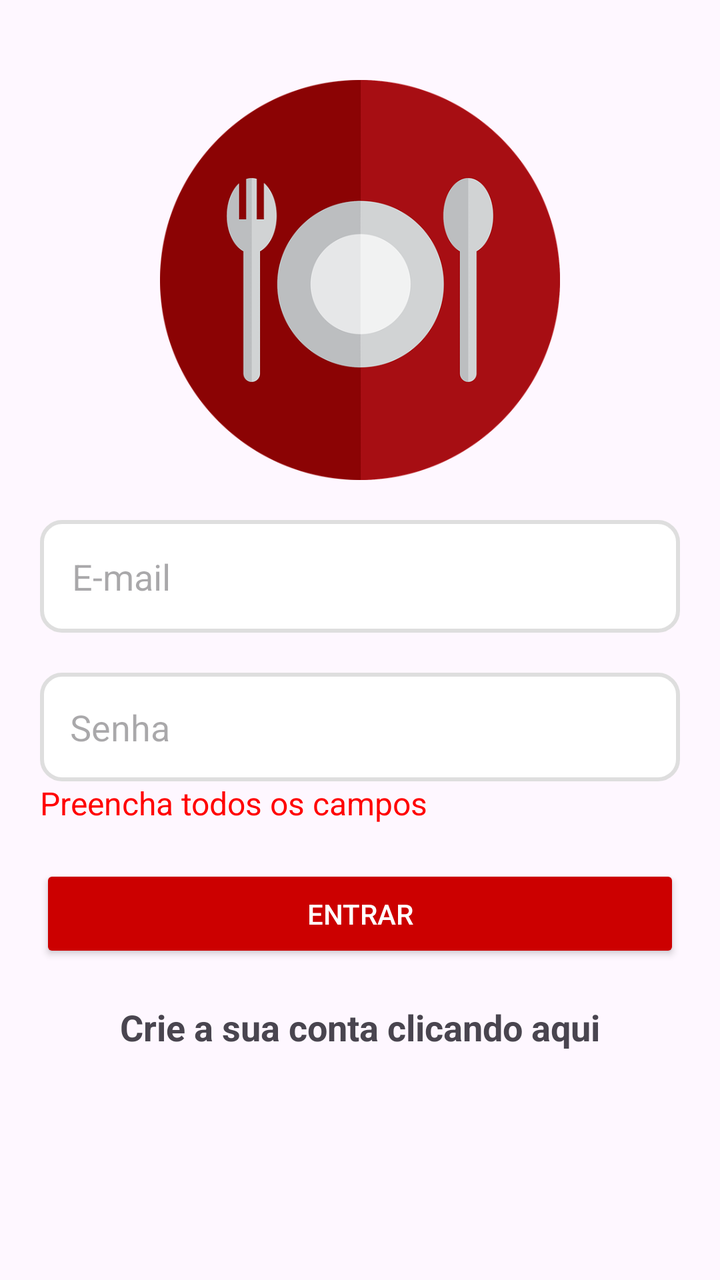
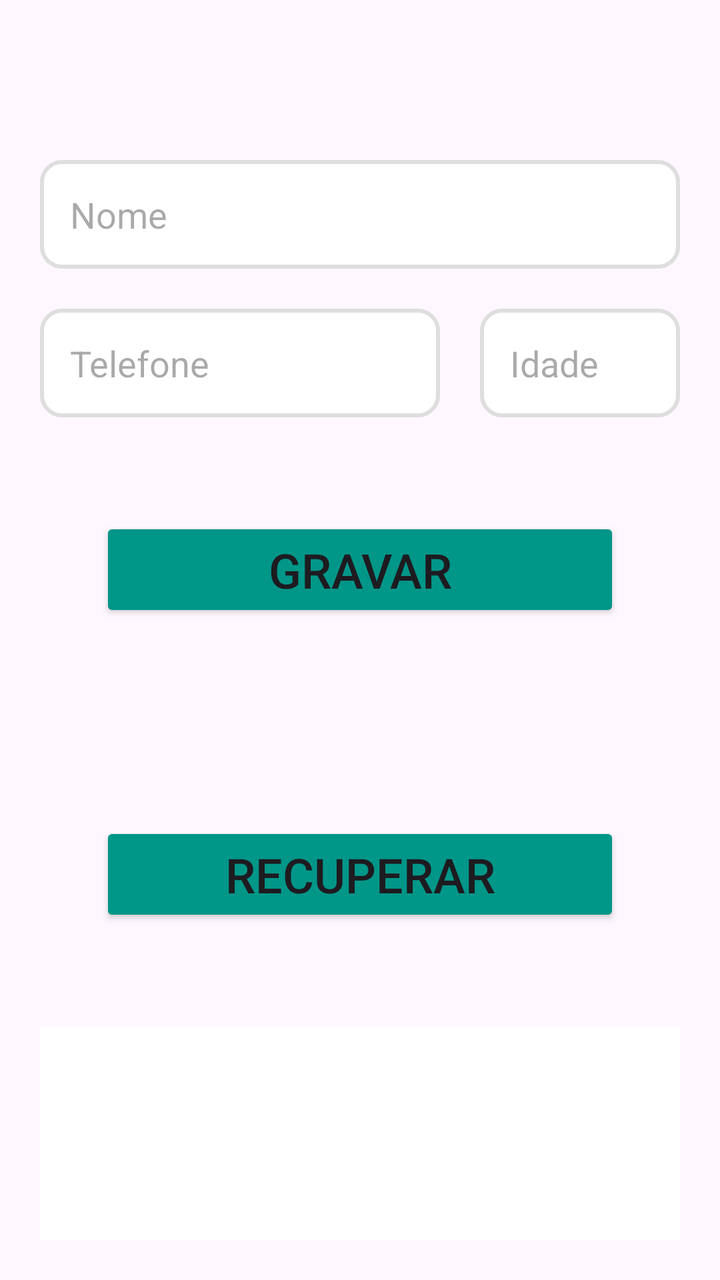

Screens rendered from an Android XML layout before and after an edit, with the pre-edit source and the edit as a unified diff.
<!-- AndroidManifest.xml: application theme Theme.EtimPamILuizQuadrosAppDelivery -->
<!-- res/layout/activity_main.xml -->
<?xml version="1.0" encoding="utf-8"?>
<LinearLayout xmlns:android="http://schemas.android.com/apk/res/android"
    xmlns:app="http://schemas.android.com/apk/res-auto"
    xmlns:tools="http://schemas.android.com/tools"
    android:id="@+id/main"
    android:orientation="vertical"
    android:layout_width="match_parent"
    android:layout_height="match_parent"
    tools:context=".MainActivity">

    <ImageView android:id="@+id/logo"
        android:layout_width="200dp"
        android:layout_height="200dp"
        android:src="@drawable/logo"
        android:layout_gravity="center"
        android:layout_marginTop="40dp" />

    <EditText android:id="@+id/edt_email"
        android:layout_width="match_parent"
        android:layout_height="wrap_content"
        android:hint="E-mail"
        android:padding="16dp"
        android:maxLines="1"
        android:background="@drawable/borda"
        android:layout_marginTop="20dp"
        android:layout_marginEnd="20dp"
        android:layout_marginStart="20dp" />

    <EditText android:id="@+id/edt_senha"
        android:layout_width="match_parent"
        android:layout_height="wrap_content"
        android:hint="Senha"
        android:padding="15dp"
        android:maxLines="1"
        android:background="@drawable/borda"
        android:layout_marginTop="20dp"
        android:layout_marginEnd="20dp"
        android:layout_marginStart="20dp" />

    <TextView android:id="@+id/txt_mensagem_erro"
        android:layout_width="wrap_content"
        android:layout_height="wrap_content"
        android:textSize="16sp"
        android:text="Preencha todos os campos"
        android:layout_marginStart="20dp"
        android:textColor="@color/red"/>

    <Button android:id="@+id/btn_entrar"
        android:layout_width="match_parent"
        android:layout_height="wrap_content"
        android:backgroundTint="@color/dark_red"
        android:textColor="@color/white"
        android:text="ENTRAR"
        android:padding="15dp"
        android:layout_margin="20dp"
        app:cornerRadius="6dp" />

    <TextView android:id="@+id/txt_criar_conta"
        android:layout_width="wrap_content"
        android:layout_height="wrap_content"
        android:text="Crie a sua conta clicando aqui"
        android:textSize="18sp"
        android:textStyle="bold"
        android:layout_gravity="center" />

    <ProgressBar android:id="@+id/progress_bar"
        android:layout_width="wrap_content"
        android:layout_height="wrap_content"
        android:layout_gravity="center"
        android:layout_marginTop="20dp"
        android:indeterminateTint="@color/red" />
</LinearLayout>
<!-- resources referenced by this layout -->
<resources>
  <color name="dark_red">#cc0000</color>
  <color name="red">#FF0000</color>
  <color name="white">#FFFFFFFF</color>
  <!-- drawable borda (drawable) -->
  <?xml version="1.0" encoding="utf-8"?>
  <shape xmlns:android="http://schemas.android.com/apk/res/android">
      <solid android:color="@color/white" />
      <corners android:radius="10dp" />
      <stroke android:color="@color/grey" android:width="2dp" />
  </shape>
  <!-- drawable logo: png bitmap (drawable, 55265 bytes) -->
  <style name="Theme.EtimPamILuizQuadrosAppDelivery" parent="Base.Theme.EtimPamILuizQuadrosAppDelivery" />
  <color name="grey">#DEDEDE</color>
  <style name="Base.Theme.EtimPamILuizQuadrosAppDelivery" parent="Theme.Material3.DayNight.NoActionBar">
          
          
      </style>
</resources>

<!-- the commit's change to res/layout/activity_main.xml (unified diff, before → after) -->
@@ -3,70 +3,71 @@
     xmlns:app="http://schemas.android.com/apk/res-auto"
     xmlns:tools="http://schemas.android.com/tools"
     android:id="@+id/main"
-    android:orientation="vertical"
     android:layout_width="match_parent"
     android:layout_height="match_parent"
+    android:orientation="vertical"
     tools:context=".MainActivity">
 
-    <ImageView android:id="@+id/logo"
-        android:layout_width="200dp"
-        android:layout_height="200dp"
-        android:src="@drawable/logo"
-        android:layout_gravity="center"
-        android:layout_marginTop="40dp" />
-
-    <EditText android:id="@+id/edt_email"
+    <EditText android:id="@+id/edtNome"
+        android:layout_marginStart="20dp"
+        android:layout_marginEnd="20dp"
         android:layout_width="match_parent"
         android:layout_height="wrap_content"
-        android:hint="E-mail"
-        android:padding="16dp"
-        android:maxLines="1"
+        android:layout_marginTop="80dp"
         android:background="@drawable/borda"
-        android:layout_marginTop="20dp"
-        android:layout_marginEnd="20dp"
-        android:layout_marginStart="20dp" />
+        android:hint="Nome"
+        android:padding="15dp" />
 
-    <EditText android:id="@+id/edt_senha"
+    <LinearLayout
         android:layout_width="match_parent"
         android:layout_height="wrap_content"
-        android:hint="Senha"
-        android:padding="15dp"
-        android:maxLines="1"
-        android:background="@drawable/borda"
-        android:layout_marginTop="20dp"
-        android:layout_marginEnd="20dp"
-        android:layout_marginStart="20dp" />
+        android:orientation="horizontal"
+        >
 
-    <TextView android:id="@+id/txt_mensagem_erro"
-        android:layout_width="wrap_content"
-        android:layout_height="wrap_content"
-        android:textSize="16sp"
-        android:text="Preencha todos os campos"
-        android:layout_marginStart="20dp"
-        android:textColor="@color/red"/>
+        <EditText android:id="@+id/edtTelefone"
+            android:layout_width="200dp"
+            android:layout_height="wrap_content"
+            android:layout_marginTop="20dp"
+            android:background="@drawable/borda"
+            android:hint="Telefone"
+            android:layout_marginStart="20dp"
+            android:padding="15dp" />
 
-    <Button android:id="@+id/btn_entrar"
+        <EditText android:id="@+id/edtIdade"
+            android:layout_width="match_parent"
+            android:layout_marginEnd="20dp"
+            android:layout_height="wrap_content"
+            android:layout_marginStart="20dp"
+            android:layout_marginTop="20dp"
+            android:background="@drawable/borda"
+            android:hint="Idade"
+            android:padding="15dp" />
+
+    </LinearLayout>
+    <Button android:id="@+id/brnGravar"
         android:layout_width="match_parent"
         android:layout_height="wrap_content"
-        android:backgroundTint="@color/dark_red"
-        android:textColor="@color/white"
-        android:text="ENTRAR"
-        android:padding="15dp"
-        android:layout_margin="20dp"
-        app:cornerRadius="6dp" />
+        android:layout_margin="50dp"
+        android:textSize="24sp"
+        android:text="GRAVAR"
+        app:cornerRadius = "5dp"
+        android:backgroundTint="#009688"/>
 
-    <TextView android:id="@+id/txt_criar_conta"
-        android:layout_width="wrap_content"
+    <Button android:id="@+id/btnApresentar"
+        android:layout_width="match_parent"
         android:layout_height="wrap_content"
-        android:text="Crie a sua conta clicando aqui"
-        android:textSize="18sp"
-        android:textStyle="bold"
-        android:layout_gravity="center" />
+        android:layout_margin="50dp"
+        android:textSize="24sp"
+        android:text="RECUPERAR"
+        app:cornerRadius = "5dp"
+        android:backgroundTint="#009688"/>
 
-    <ProgressBar android:id="@+id/progress_bar"
-        android:layout_width="wrap_content"
-        android:layout_height="wrap_content"
-        android:layout_gravity="center"
-        android:layout_marginTop="20dp"
-        android:indeterminateTint="@color/red" />
+    <TextView android:id="@+id/tvInfo"
+        android:layout_width="match_parent"
+        android:layout_height="match_parent"
+        android:background="@color/white"
+        android:layout_marginStart="20dp"
+        android:layout_marginEnd="20dp"
+        android:layout_marginBottom="20dp"
+        android:textSize="18sp"/>
 </LinearLayout>
<!-- resource entries referenced after the edit -->
@@ -1,7 +1,5 @@
 <!-- resources referenced by this layout -->
 <resources>
-  <color name="dark_red">#cc0000</color>
-  <color name="red">#FF0000</color>
   <color name="white">#FFFFFFFF</color>
   <!-- drawable borda (drawable) -->
   <?xml version="1.0" encoding="utf-8"?>
@@ -10,7 +8,6 @@
       <corners android:radius="10dp" />
       <stroke android:color="@color/grey" android:width="2dp" />
   </shape>
-  <!-- drawable logo: png bitmap (drawable, 55265 bytes) -->
   <style name="Theme.EtimPamILuizQuadrosAppDelivery" parent="Base.Theme.EtimPamILuizQuadrosAppDelivery" />
   <color name="grey">#DEDEDE</color>
   <style name="Base.Theme.EtimPamILuizQuadrosAppDelivery" parent="Theme.Material3.DayNight.NoActionBar">
